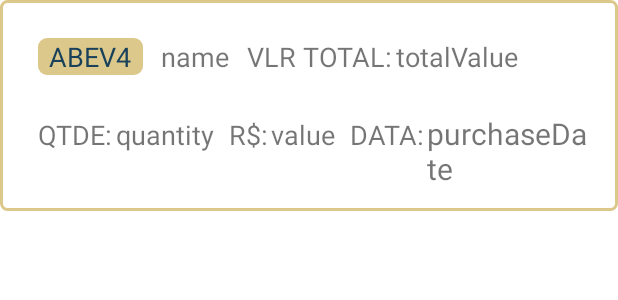
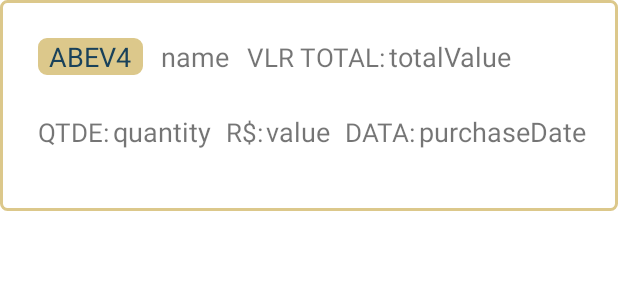
Before and after one commit to alexandreviegasbetti/investment-portfolio, an Android app: the layout layout_investment_list.xml on its own in the app's theme, with its tools: preview values and no code run, on a phone screen of 412 x 824 dp. Shown: the top 300 px of the screen. Run offline under Robolectric (Android 15) with nearby library versions, the phone set to English and light mode, and no system bars.

Commit message:
ajuste layout

```diff
--- a/app/src/main/res/drawable/border_layout_investment.xml
+++ b/app/src/main/res/drawable/border_layout_investment.xml
@@ -1,8 +1,7 @@
 <shape xmlns:android="http://schemas.android.com/apk/res/android"
     android:shape="rectangle">
     <corners
-        android:radius="4dp"
-        />
+        android:radius="4dp"/>
     <stroke
         android:width="2dp"
         android:color="@color/background_tv" />
--- a/app/src/main/res/layout/layout_investment_list.xml
+++ b/app/src/main/res/layout/layout_investment_list.xml
@@ -44,7 +44,7 @@
                 android:text="@string/amount"
                 android:layout_marginLeft="12dp"
                 android:layout_marginRight="2dp"
-                android:textSize="18dp"
+                android:textSize="17dp"
                 />
 
             <TextView
@@ -66,7 +66,7 @@
                 android:layout_height="wrap_content"
                 android:text="@string/qty"
                 android:layout_marginRight="2dp"
-                android:textSize="18dp"/>
+                android:textSize="17dp"/>
             <TextView
                 android:id="@+id/quantityList"
                 android:layout_width="wrap_content"
@@ -81,7 +81,7 @@
                 android:text="@string/coin"
                 android:layout_marginRight="2dp"
                 android:layout_marginLeft="10dp"
-                android:textSize="18dp" />
+                android:textSize="17dp" />
 
             <TextView
                 android:id="@+id/valueList"
@@ -97,14 +97,14 @@
                 android:text="@string/date"
                 android:layout_marginRight="2dp"
                 android:layout_marginLeft="10dp"
-                android:textSize="18dp" />
+                android:textSize="17dp" />
 
             <TextView
                 android:id="@+id/purchaseDateList"
                 android:layout_width="wrap_content"
                 android:layout_height="wrap_content"
                 android:text="purchaseDate"
-                android:textSize="20dp" />
+                android:textSize="18dp" />
         </LinearLayout>
 
     </LinearLayout>
```
